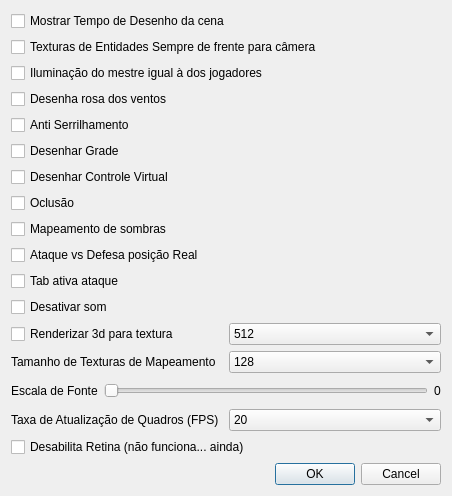
matferib/tabuleiro-virtual, file ifg/qt/ui/opcoes.ui: the form before one commit.
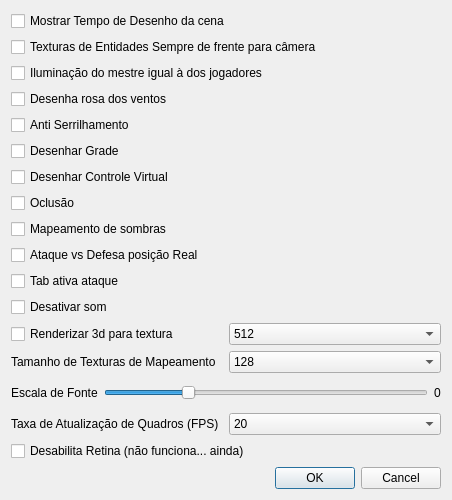
The form after the commit.

Diff of the .ui file:
```diff
--- a/ifg/qt/ui/opcoes.ui
+++ b/ifg/qt/ui/opcoes.ui
@@ -7,7 +7,7 @@
     <x>0</x>
     <y>0</y>
     <width>452</width>
-    <height>496</height>
+    <height>500</height>
    </rect>
   </property>
   <property name="windowTitle">
@@ -197,8 +197,20 @@
        <property name="toolTip">
         <string>Escala de fontes. Em sistemas normais é 1, para sistemas com unidades lógica, como retina, esse valor pode variar. Use 0 para automático.</string>
        </property>
+       <property name="minimum">
+        <number>0</number>
+       </property>
        <property name="maximum">
-        <number>4</number>
+        <number>400</number>
+       </property>
+       <property name="singleStep">
+        <number>25</number>
+       </property>
+       <property name="pageStep">
+        <number>25</number>
+       </property>
+       <property name="value">
+        <number>100</number>
        </property>
        <property name="orientation">
         <enum>Qt::Horizontal</enum>
```
Left out of the diff: 8 changed lines with no effect on the pictures.
